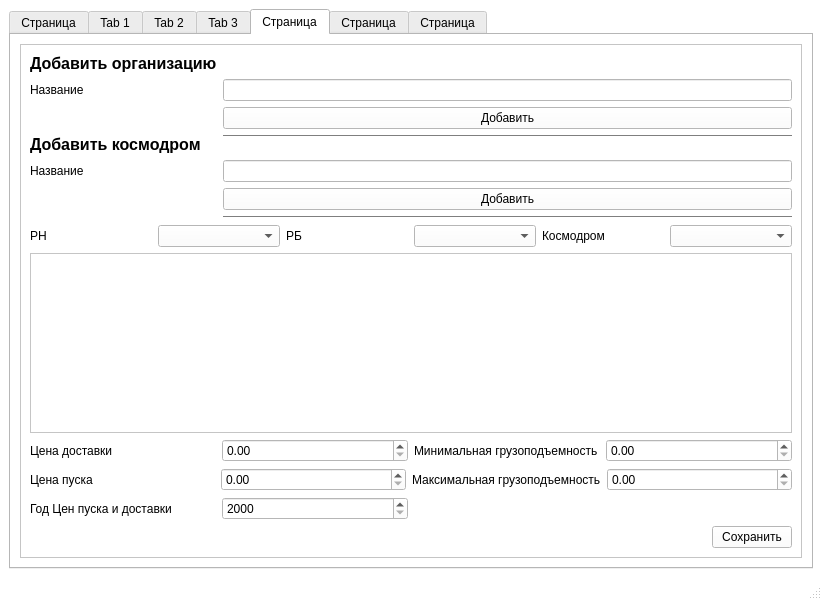
Before: the Qt Designer form mainwindow.ui in egor0665/VKBR, drawn with Qt 5.
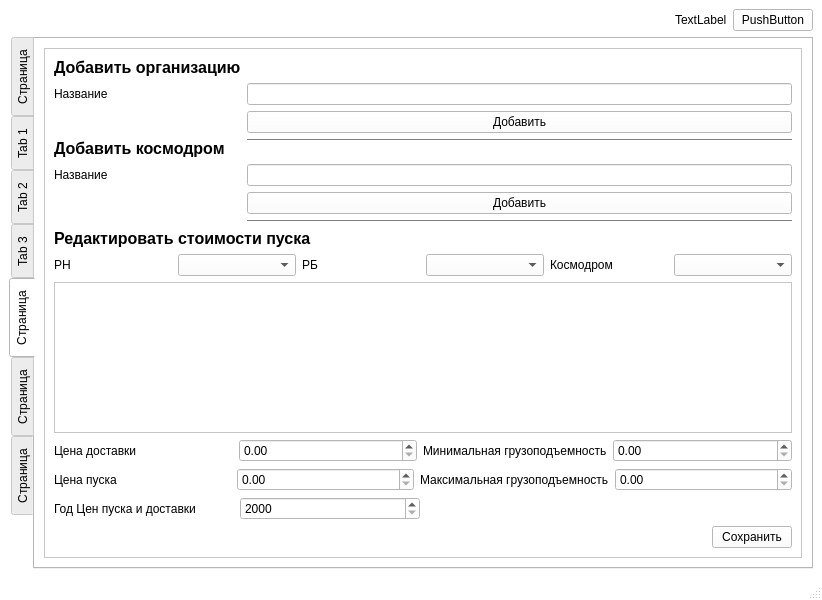
After: the same form once the commit is applied. The open tabs and pages were chosen to show the change. Custom widgets are drawn as their Qt base class.

What changed in the file:
```diff
--- a/mainwindow.ui
+++ b/mainwindow.ui
@@ -456,14 +456,53 @@
    <string>MainWindow</string>
   </property>
   <widget class="QWidget" name="centralwidget">
+   <layout class="QVBoxLayout" name="verticalLayout_21">
+    <item>
    <layout class="QVBoxLayout" name="verticalLayout_4">
+      <item>
+       <layout class="QHBoxLayout" name="horizontalLayout_22">
+        <item>
+         <spacer name="horizontalSpacer_17">
+          <property name="orientation">
+           <enum>Qt::Horizontal</enum>
+          </property>
+          <property name="sizeHint" stdset="0">
+           <size>
+            <width>40</width>
+            <height>20</height>
+           </size>
+          </property>
+         </spacer>
+        </item>
+        <item>
+         <widget class="QLabel" name="label_51">
+          <property name="text">
+           <string>TextLabel</string>
+          </property>
+         </widget>
+        </item>
+        <item>
+         <widget class="QPushButton" name="pushButton_13">
+          <property name="text">
+           <string>PushButton</string>
+          </property>
+         </widget>
+        </item>
+       </layout>
+      </item>
     <item>
      <widget class="QTabWidget" name="tabWidget">
+        <property name="tabPosition">
+         <enum>QTabWidget::West</enum>
+        </property>
       <property name="tabShape">
        <enum>QTabWidget::Rounded</enum>
       </property>
       <property name="currentIndex">
-       <number>4</number>
+         <number>0</number>
+        </property>
+        <property name="documentMode">
+         <bool>false</bool>
       </property>
       <property name="tabsClosable">
        <bool>false</bool>
@@ -1356,8 +1395,8 @@
             <rect>
              <x>0</x>
              <y>0</y>
-             <width>778</width>
-             <height>495</height>
+               <width>756</width>
+               <height>482</height>
             </rect>
            </property>
            <layout class="QVBoxLayout" name="verticalLayout_20">
@@ -1445,6 +1484,20 @@
               </item>
               <item>
                <layout class="QVBoxLayout" name="verticalLayout_13">
+                  <item>
+                   <widget class="QLabel" name="label_50">
+                    <property name="font">
+                     <font>
+                      <pointsize>12</pointsize>
+                      <weight>75</weight>
+                      <bold>true</bold>
+                     </font>
+                    </property>
+                    <property name="text">
+                     <string>Редактировать стоимости пуска</string>
+                    </property>
+                   </widget>
+                  </item>
                 <item>
                  <layout class="QHBoxLayout" name="horizontalLayout_17">
                   <item>
@@ -1497,7 +1550,7 @@
                      <double>0.000000000000000</double>
                     </property>
                     <property name="maximum">
-                     <double>999.990000000000009</double>
+                       <double>99999.990000000005239</double>
                     </property>
                     <property name="singleStep">
                      <double>1.000000000000000</double>
@@ -1517,7 +1570,7 @@
                      <double>0.000000000000000</double>
                     </property>
                     <property name="maximum">
-                     <double>999.990000000000009</double>
+                       <double>99999.990000000005239</double>
                     </property>
                     <property name="singleStep">
                      <double>1.000000000000000</double>
@@ -1541,7 +1594,7 @@
                      <double>0.000000000000000</double>
                     </property>
                     <property name="maximum">
-                     <double>999.990000000000009</double>
+                       <double>99999.990000000005239</double>
                     </property>
                     <property name="singleStep">
                      <double>1.000000000000000</double>
@@ -1561,7 +1614,7 @@
                      <double>0.000000000000000</double>
                     </property>
                     <property name="maximum">
-                     <double>999.990000000000009</double>
+                       <double>99999.990000000005239</double>
                     </property>
                     <property name="singleStep">
                      <double>1.000000000000000</double>
@@ -1825,6 +1878,8 @@
        </layout>
       </widget>
      </widget>
+      </item>
+     </layout>
     </item>
    </layout>
   </widget>
```
Left out of the diff: 16 changed lines with no effect on the pictures. Lines whose indentation alone changed are shown as unchanged.
